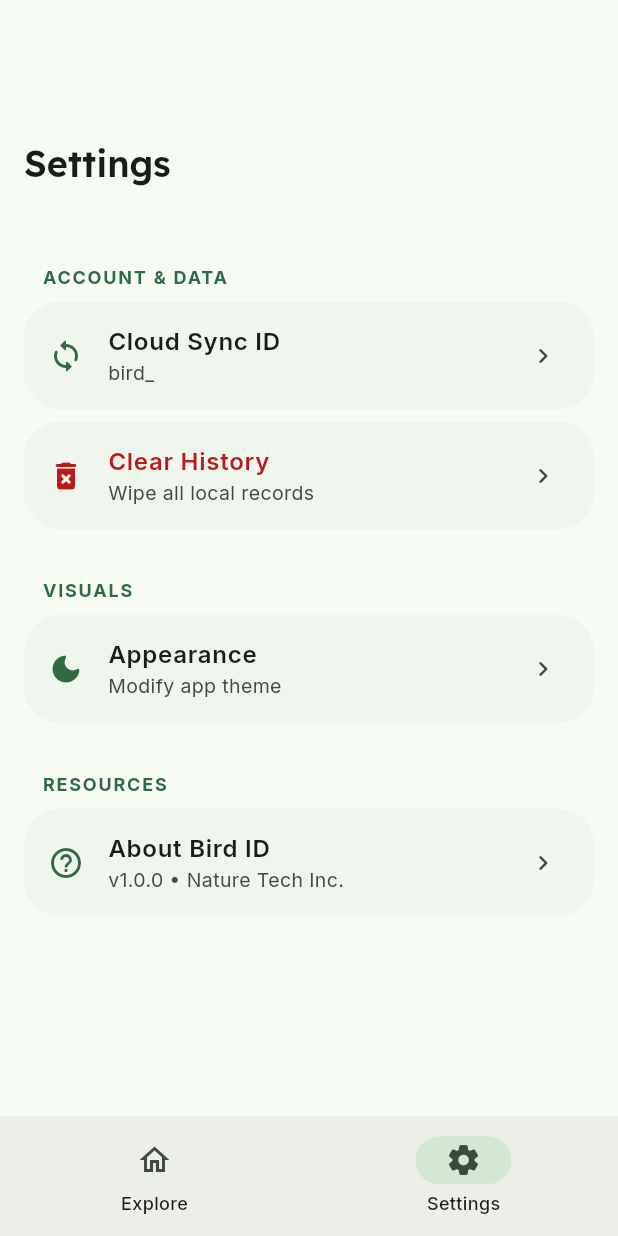
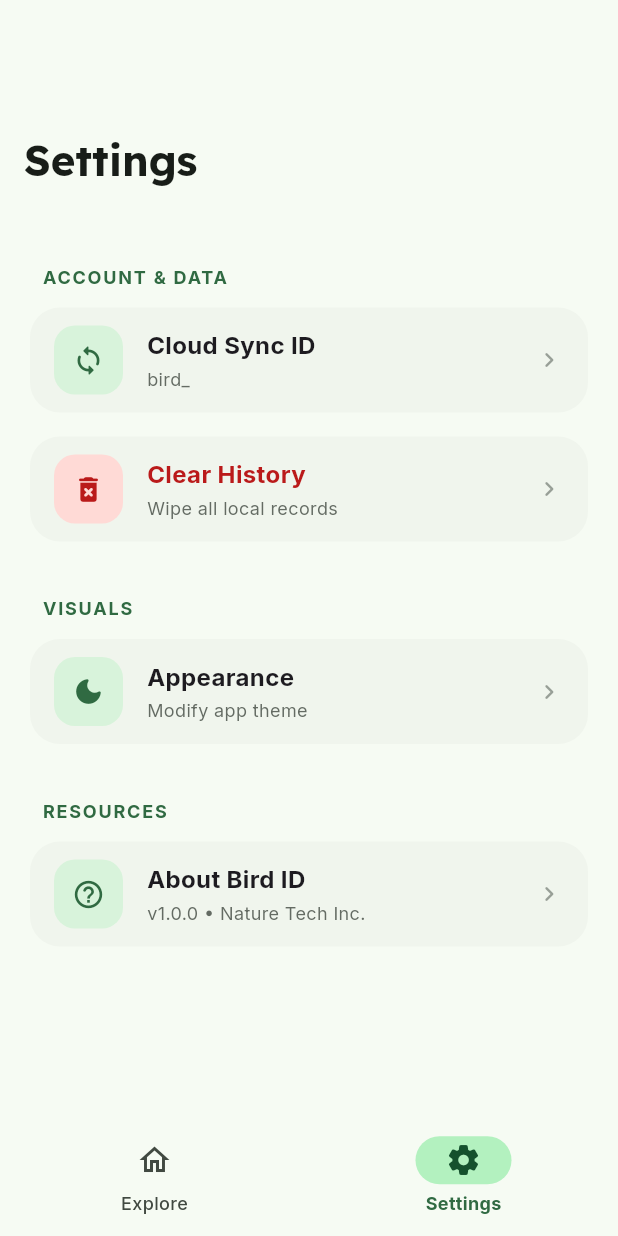
Before and after one commit to yuchenjiji/BirdID, a Flutter app: the screen it shows after launch, item 2 of the bottom bar chosen, on a phone screen of 412 x 824 dp. Run offline on Flutter 3.47's test engine with Material 3 defaults, Android fonts, the phone set to English and light mode, and no system bars; drawn by our look-alikes of dynamic_color; our stand-ins replace device_info_plus, dio, file_picker, google_fonts, permission_handler, shared_preferences; missing offline and left inert: record; network calls fail.

Commit message:
feat: 改进主题样式和设置界面，添加下载链接反馈提示

```diff
--- a/lib/main.dart
+++ b/lib/main.dart
@@ -408,40 +408,57 @@
             final dark = darkDynamic?.harmonized() ?? darkBase;
 
             ThemeData buildTheme(ColorScheme scheme) {
+              final isDark = scheme.brightness == Brightness.dark;
               return ThemeData(
                 useMaterial3: true,
                 colorScheme: scheme,
+                // 强制背景更深，营造高级感
+                scaffoldBackgroundColor: isDark ? const Color(0xFF121212) : scheme.surface,
                 textTheme: GoogleFonts.interTextTheme().copyWith(
-                  displayLarge: GoogleFonts.lexend(fontWeight: FontWeight.bold),
-                  displayMedium:
-                      GoogleFonts.lexend(fontWeight: FontWeight.bold),
-                  displaySmall: GoogleFonts.lexend(fontWeight: FontWeight.bold),
-                  headlineLarge:
-                      GoogleFonts.lexend(fontWeight: FontWeight.w600),
-                  headlineMedium:
-                      GoogleFonts.lexend(fontWeight: FontWeight.w600),
-                  titleLarge: GoogleFonts.lexend(
-                      fontWeight: FontWeight.w600, fontSize: 22),
+                  displayLarge: GoogleFonts.lexend(fontWeight: FontWeight.w700, letterSpacing: -1),
+                  displayMedium: GoogleFonts.lexend(fontWeight: FontWeight.w700, letterSpacing: -0.5),
+                  displaySmall: GoogleFonts.lexend(fontWeight: FontWeight.w700),
+                  headlineLarge: GoogleFonts.lexend(fontWeight: FontWeight.w600),
+                  headlineMedium: GoogleFonts.lexend(fontWeight: FontWeight.w600),
+                  titleLarge: GoogleFonts.lexend(fontWeight: FontWeight.w600, fontSize: 20),
                 ),
                 cardTheme: CardThemeData(
                   elevation: 0,
-                  shape: RoundedRectangleBorder(borderRadius: BorderRadius.circular(24)),
+                  shape: RoundedRectangleBorder(borderRadius: BorderRadius.circular(20)),
                   clipBehavior: Clip.antiAlias,
-                  color: scheme.surfaceContainerLow,
+                  // 让卡片在深色模式下稍微明亮一点，拉开层次
+                  color: isDark ? const Color(0xFF1E1E1E) : scheme.surfaceContainerLow,
                 ),
                 navigationBarTheme: NavigationBarThemeData(
-                  labelTextStyle: WidgetStateProperty.all(
-                    const TextStyle(fontSize: 12, fontWeight: FontWeight.w500),
-                  ),
+                  backgroundColor: isDark ? const Color(0xFF121212) : scheme.surface,
+                  indicatorColor: scheme.primaryContainer,
+                  labelTextStyle: WidgetStateProperty.resolveWith((states) {
+                    if (states.contains(WidgetState.selected)) {
+                      return TextStyle(fontSize: 12, fontWeight: FontWeight.bold, color: scheme.primary);
+                    }
+                    return TextStyle(fontSize: 12, fontWeight: FontWeight.w500, color: scheme.onSurfaceVariant);
+                  }),
+                  iconTheme: WidgetStateProperty.resolveWith((states) {
+                    if (states.contains(WidgetState.selected)) {
+                      return IconThemeData(color: scheme.onPrimaryContainer);
+                    }
+                    return IconThemeData(color: scheme.onSurfaceVariant);
+                  }),
                 ),
                 appBarTheme: AppBarTheme(
                   centerTitle: false,
+                  backgroundColor: Colors.transparent,
                   scrolledUnderElevation: 0,
                   titleTextStyle: GoogleFonts.lexend(
-                    fontSize: 24,
-                    fontWeight: FontWeight.w600,
+                    fontSize: 28,
+                    fontWeight: FontWeight.bold,
                     color: scheme.onSurface,
                   ),
+                ),
+                floatingActionButtonTheme: FloatingActionButtonThemeData(
+                  backgroundColor: scheme.primary,
+                  foregroundColor: scheme.onPrimary,
+                  shape: RoundedRectangleBorder(borderRadius: BorderRadius.circular(16)),
                 ),
               );
             }
@@ -997,22 +1014,67 @@
     );
   }
 
-  Widget _buildTile(
-      BuildContext context, IconData icon, String title, String subtitle,
+  Widget _buildTile(BuildContext context, IconData icon, String title,
+      String subtitle,
       {VoidCallback? onTap, bool isDestructive = false}) {
     final colors = Theme.of(context).colorScheme;
-    return Card(
-      margin: const EdgeInsets.only(bottom: 8),
-      child: ListTile(
-        onTap: onTap,
-        leading:
-            Icon(icon, color: isDestructive ? colors.error : colors.primary),
-        title: Text(title,
-            style: TextStyle(
-                fontWeight: FontWeight.w600,
-                color: isDestructive ? colors.error : null)),
-        subtitle: Text(subtitle, style: const TextStyle(fontSize: 13)),
-        trailing: const Icon(Icons.chevron_right_rounded, size: 20),
+    return Padding(
+      padding: const EdgeInsets.only(bottom: 8.0),
+      child: Card(
+        child: InkWell(
+          onTap: onTap,
+          borderRadius: BorderRadius.circular(20),
+          child: Padding(
+            padding: const EdgeInsets.symmetric(horizontal: 16, vertical: 12),
+            child: Row(
+              children: [
+                Container(
+                  padding: const EdgeInsets.all(12),
+                  decoration: BoxDecoration(
+                    color: isDestructive
+                        ? colors.errorContainer
+                        : colors.primaryContainer.withValues(alpha: 0.4),
+                    borderRadius: BorderRadius.circular(14),
+                  ),
+                  child: Icon(
+                    icon,
+                    size: 22,
+                    color: isDestructive ? colors.error : colors.primary,
+                  ),
+                ),
+                const SizedBox(width: 16),
+                Expanded(
+                  child: Column(
+                    crossAxisAlignment: CrossAxisAlignment.start,
+                    children: [
+                      Text(
+                        title,
+                        style: TextStyle(
+                          fontWeight: FontWeight.bold,
+                          fontSize: 16,
+                          color: isDestructive ? colors.error : null,
+                        ),
+                      ),
+                      const SizedBox(height: 2),
+                      Text(
+                        subtitle,
+                        style: TextStyle(
+                          fontSize: 12,
+                          color: colors.onSurfaceVariant.withValues(alpha: 0.8),
+                        ),
+                      ),
+                    ],
+                  ),
+                ),
+                Icon(
+                  Icons.chevron_right_rounded,
+                  size: 20,
+                  color: colors.onSurfaceVariant.withValues(alpha: 0.5),
+                ),
+              ],
+            ),
+          ),
+        ),
       ),
     );
   }
@@ -1116,27 +1178,79 @@
         actions: [
           TextButton(
               onPressed: () => Navigator.pop(ctx), child: const Text("Cancel")),
-          FilledButton(
-              onPressed: () => _downloadApk(context),
-              child: const Text("Download APK")),
+          FilledButton.icon(
+            onPressed: () {
+              Navigator.pop(ctx);
+              _downloadApk(context);
+            },
+            icon: const Icon(Icons.download_rounded),
+            label: const Text("Download APK"),
+          ),
         ],
       ),
     );
   }
 
   void _downloadApk(BuildContext context) async {
-    Navigator.pop(context);
-    ScaffoldMessenger.of(context)
-        .showSnackBar(const SnackBar(content: Text("Fetching download link...")));
+    // 1. Initial feedback
+    if (!context.mounted) return;
+    ScaffoldMessenger.of(context).showSnackBar(
+        const SnackBar(content: Text("Fetching download link...")));
+
     final downloadUrl = await CloudflareWorkerService.getLatestApkUrlCached();
+
     if (downloadUrl != null) {
-      launchUrl(Uri.parse(downloadUrl), mode: LaunchMode.platformDefault);
+      final url = Uri.parse(downloadUrl);
+      try {
+        final launched = await launchUrl(url, mode: LaunchMode.externalApplication);
+        if (!launched && context.mounted) {
+          _showDownloadLinkDialog(context, downloadUrl);
+        }
+      } catch (e) {
+        if (context.mounted) _showDownloadLinkDialog(context, downloadUrl);
+      }
     } else {
       if (context.mounted) {
         ScaffoldMessenger.of(context).showSnackBar(
             const SnackBar(content: Text("Failed to get download link. Try again.")));
       }
     }
+  }
+
+  void _showDownloadLinkDialog(BuildContext context, String downloadUrl) {
+    showDialog(
+      context: context,
+      builder: (ctx) => AlertDialog(
+        title: const Text("Download Link"),
+        content: Column(
+          mainAxisSize: MainAxisSize.min,
+          crossAxisAlignment: CrossAxisAlignment.start,
+          children: [
+            const Text(
+                "Automatic download was blocked by the browser. Please use the link below:"),
+            const SizedBox(height: 16),
+            SelectableText(
+              downloadUrl,
+              style: const TextStyle(
+                  color: Colors.blue, decoration: TextDecoration.underline),
+            ),
+          ],
+        ),
+        actions: [
+          TextButton(
+              onPressed: () => Navigator.pop(ctx), child: const Text("Close")),
+          FilledButton(
+            onPressed: () {
+              Clipboard.setData(ClipboardData(text: downloadUrl));
+              Navigator.pop(ctx);
+              ScaffoldMessenger.of(context).showSnackBar(
+                  const SnackBar(content: Text("Link copied to clipboard!")));
+            },
+            child: const Text("Copy Link"),
+          ),
+        ],
+      ),
+    );
   }
 
   void _askClear(BuildContext context) {
```
